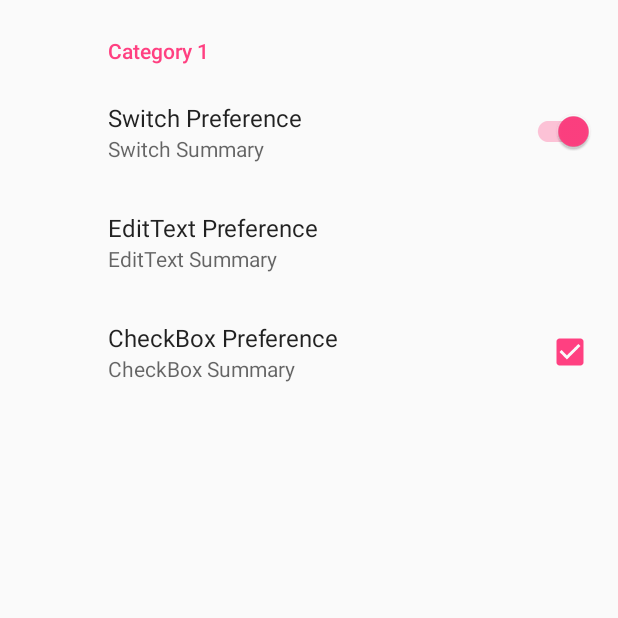
After one commit to JosephAntony1/HoneyGuide, an Android app: the fragment SettingsFragment shown on its own in the app's theme, on a phone screen of 412 x 824 dp, the top half of it. The commit adds this screen. Run offline under Robolectric (Android 15) with nearby library versions, the light colour scheme and no system bars; our stand-ins replace androidx.preference.

Commit message:
Add fragments

```diff
--- /dev/null
+++ b/app/src/main/java/com/project/cmsc436/honeyguide/SettingsFragment.java
@@ -0,0 +1,17 @@
+package com.project.cmsc436.honeyguide;
+
+import android.os.Bundle;
+import android.support.v4.app.Fragment;
+import android.view.LayoutInflater;
+import android.view.View;
+import android.view.ViewGroup;
+import android.support.v7.preference.PreferenceFragmentCompat;
+
+
+public class SettingsFragment extends PreferenceFragmentCompat {
+    @Override
+    public void onCreatePreferences(Bundle bundle, String s) {
+        // Load the Preferences from the XML file
+        addPreferencesFromResource(R.xml.fragment_settings);
+    }
+}
--- /dev/null
+++ b/app/src/main/res/xml/fragment_settings.xml
@@ -0,0 +1,26 @@
+<android.support.v7.preference.PreferenceScreen
+    xmlns:android="http://schemas.android.com/apk/res/android">
+
+    <android.support.v7.preference.PreferenceCategory
+        android:title="Category 1">
+
+        <android.support.v7.preference.SwitchPreferenceCompat
+            android:key="key1"
+            android:title="Switch Preference"
+            android:summary="Switch Summary"
+            android:defaultValue="true" />
+
+        <android.support.v7.preference.EditTextPreference
+            android:key="key2"
+            android:title="EditText Preference"
+            android:summary="EditText Summary"
+            android:dialogMessage="Dialog Message"
+            android:defaultValue="Default value" />
+        <android.support.v7.preference.CheckBoxPreference
+            android:key="key3"
+            android:title="CheckBox Preference"
+            android:summary="CheckBox Summary"
+            android:defaultValue="true"/>
+    </android.support.v7.preference.PreferenceCategory>
+
+</android.support.v7.preference.PreferenceScreen>
```
Also changed, not shown: app/src/main/java/com/project/cmsc436/honeyguide/HomeFragment.java (added, +46 -0 lines), app/src/main/res/layout/activity_main.xml (+18 -26 lines), app/src/main/res/layout/fragment_home.xml (added, +24 -0 lines).
